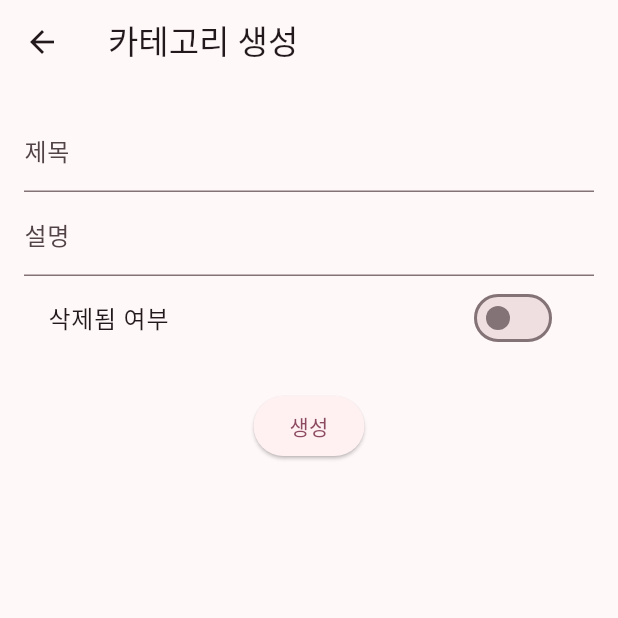
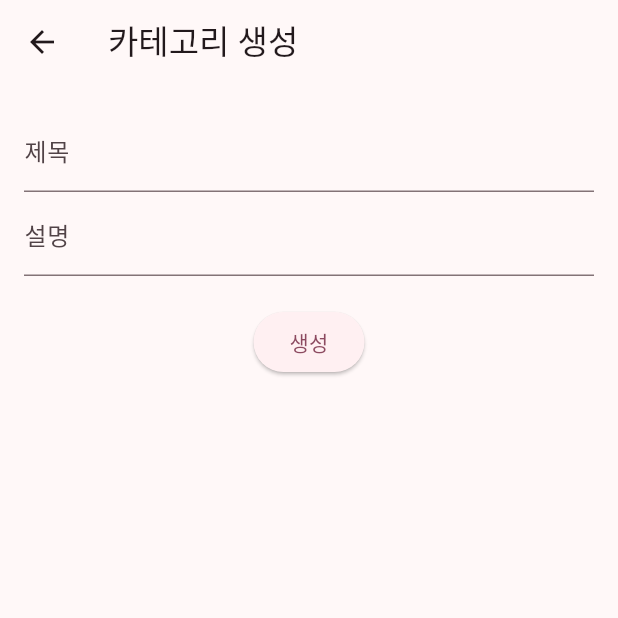
Before and after one commit to lms990108/NoteLens_APP, a Flutter app: the screen it shows after launch, item 2 of the bottom bar chosen, on a phone screen of 412 x 824 dp, the top half of it. Run offline on Flutter 3.47's test engine with Material 3 defaults, Android fonts, the phone set to English and light mode, and no system bars; our stand-ins replace flutter_riverpod, sqflite; accounts and stored records are empty.

Commit message:
feat: 불필요한 내용 제거

```diff
--- a/lib/main.dart
+++ b/lib/main.dart
@@ -20,7 +20,7 @@ class MyApp extends StatelessWidget {
   @override
   Widget build(BuildContext context) {
     return MaterialApp(
-        title: 'Flutter Demo',
+        title: 'NoteLens',
         theme: ThemeData(
           colorScheme: ColorScheme.fromSeed(
               seedColor: const Color.fromARGB(255, 0, 0, 0)),
--- a/lib/src/ui/category/view/create_category_view.dart
+++ b/lib/src/ui/category/view/create_category_view.dart
@@ -73,15 +73,6 @@ class _CreateCategoryViewState extends State<CreateCategoryView> {
                   _description = value;
                 },
               ),
-              SwitchListTile(
-                title: const Text('삭제됨 여부'),
-                value: _isDeleted,
-                onChanged: (value) {
-                  setState(() {
-                    _isDeleted = value;
-                  });
-                },
-              ),
               const SizedBox(height: 20),
               ElevatedButton(
                 onPressed: () => _submitForm(categoryListViewModel),
```
